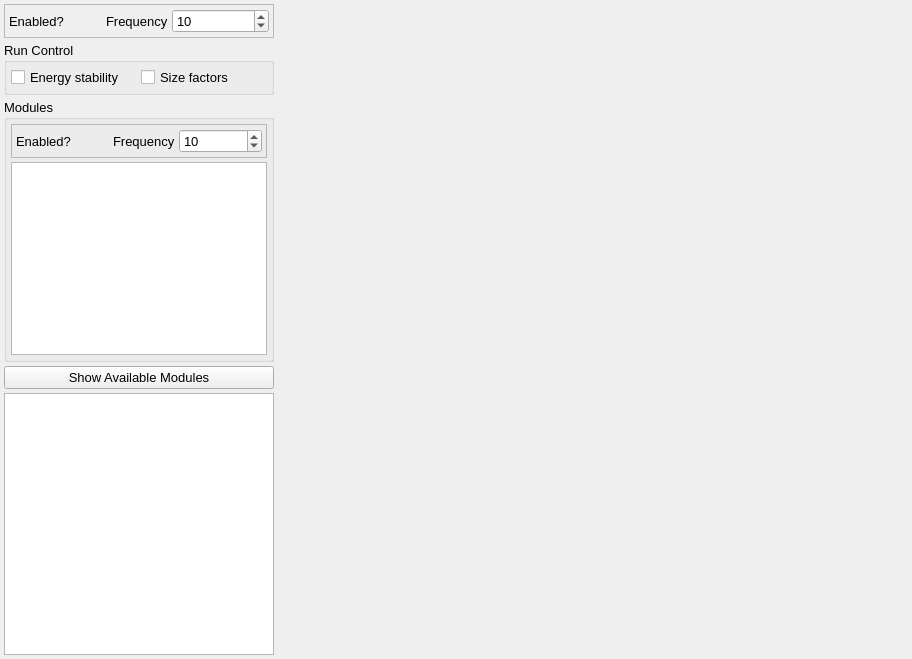
The window that src/gui/layerTab.ui (disorderedmaterials/dissolve) describes before a commit, drawn with Qt 5.
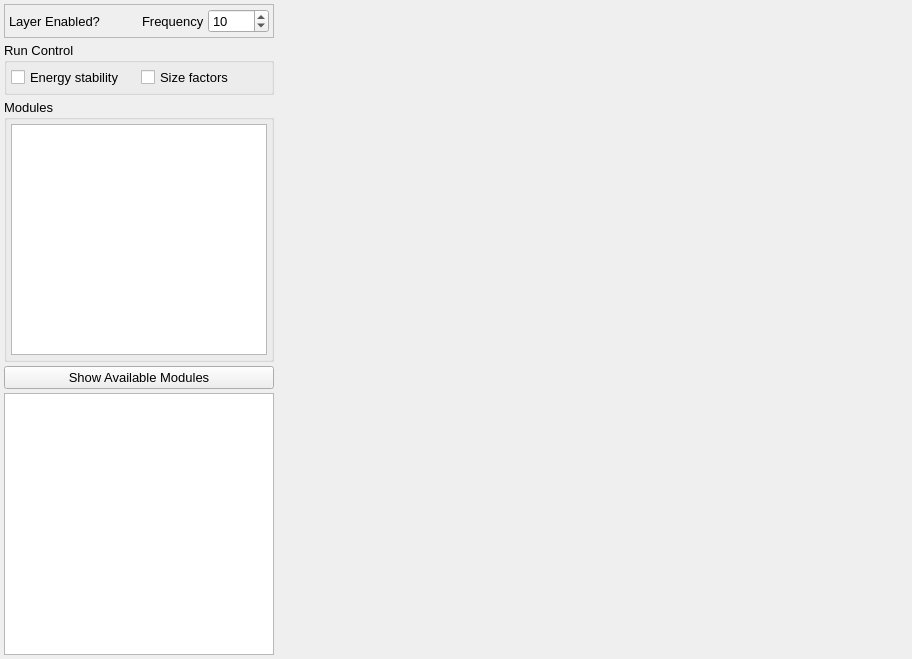
The same window after the commit. Icons and pictures are not drawn.

Commit message: Remove old enabled and frequency controls from layertab.

Diff of the .ui file:
```diff
--- a/src/gui/layerTab.ui
+++ b/src/gui/layerTab.ui
@@ -72,7 +72,7 @@
            </sizepolicy>
           </property>
           <property name="text">
-           <string>Enabled?</string>
+           <string>Layer Enabled?</string>
           </property>
          </widget>
         </item>
@@ -215,123 +215,6 @@
         <property name="bottomMargin">
          <number>4</number>
         </property>
-        <item>
-         <widget class="QFrame" name="ModuleControlFrame">
-          <property name="frameShape">
-           <enum>QFrame::StyledPanel</enum>
-          </property>
-          <property name="frameShadow">
-           <enum>QFrame::Raised</enum>
-          </property>
-          <layout class="QHBoxLayout" name="horizontalLayout_5">
-           <property name="spacing">
-            <number>4</number>
-           </property>
-           <property name="leftMargin">
-            <number>4</number>
-           </property>
-           <property name="topMargin">
-            <number>4</number>
-           </property>
-           <property name="rightMargin">
-            <number>4</number>
-           </property>
-           <property name="bottomMargin">
-            <number>4</number>
-           </property>
-           <item>
-            <widget class="QLabel" name="label_3">
-             <property name="sizePolicy">
-              <sizepolicy hsizetype="Minimum" vsizetype="Preferred">
-               <horstretch>0</horstretch>
-               <verstretch>0</verstretch>
-              </sizepolicy>
-             </property>
-             <property name="text">
-              <string>Enabled?</string>
-             </property>
-            </widget>
-           </item>
-           <item>
-            <widget class="QToolButton" name="ModuleEnabledButton">
-             <property name="sizePolicy">
-              <sizepolicy hsizetype="Fixed" vsizetype="Preferred">
-               <horstretch>0</horstretch>
-               <verstretch>0</verstretch>
-              </sizepolicy>
-             </property>
-             <property name="maximumSize">
-              <size>
-               <width>34</width>
-               <height>16777215</height>
-              </size>
-             </property>
-             <property name="toolTip">
-              <string>Whether the layer is enabled</string>
-             </property>
-             <property name="text">
-              <string/>
-             </property>
-             <property name="icon">
-              <iconset resource="main.qrc">
-               <normaloff>:/general/icons/slider-off.svg</normaloff>
-               <normalon>:/general/icons/slider-on.svg</normalon>:/general/icons/slider-off.svg</iconset>
-             </property>
-             <property name="iconSize">
-              <size>
-               <width>32</width>
-               <height>16</height>
-              </size>
-             </property>
-             <property name="checkable">
-              <bool>true</bool>
-             </property>
-             <property name="checked">
-              <bool>false</bool>
-             </property>
-             <property name="autoRaise">
-              <bool>true</bool>
-             </property>
-            </widget>
-           </item>
-           <item>
-            <widget class="QLabel" name="label_4">
-             <property name="sizePolicy">
-              <sizepolicy hsizetype="Minimum" vsizetype="Preferred">
-               <horstretch>0</horstretch>
-               <verstretch>0</verstretch>
-              </sizepolicy>
-             </property>
-             <property name="text">
-              <string>Frequency</string>
-             </property>
-            </widget>
-           </item>
-           <item>
-            <widget class="QSpinBox" name="ModuleFrequencySpin">
-             <property name="sizePolicy">
-              <sizepolicy hsizetype="Expanding" vsizetype="Preferred">
-               <horstretch>0</horstretch>
-               <verstretch>0</verstretch>
-              </sizepolicy>
-             </property>
-             <property name="toolTip">
-              <string>The layer's frequency, relative to the main iteration counter, at which the layer will be executed</string>
-             </property>
-             <property name="minimum">
-              <number>1</number>
-             </property>
-             <property name="maximum">
-              <number>1000</number>
-             </property>
-             <property name="value">
-              <number>10</number>
-             </property>
-            </widget>
-           </item>
-          </layout>
-         </widget>
-        </item>
         <item>
          <widget class="QTableView" name="ModulesTable">
           <property name="sizePolicy">
```
The commit also changes 2 other files.
